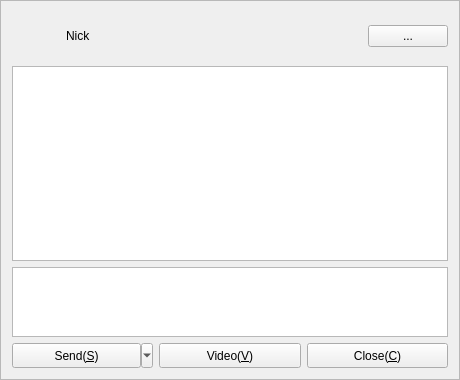
Old version of the form Widgets/FrmMessage/FrmMessage.ui in the repository KangLin/RabbitIm.
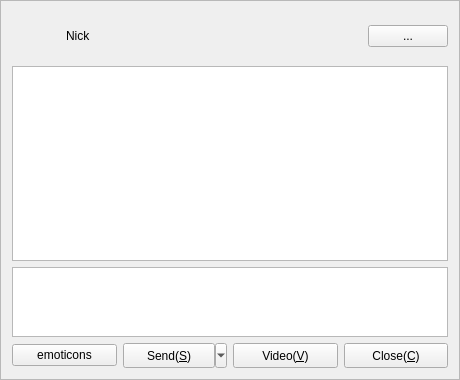
New version of the form. Icons and pictures are not drawn. Custom widgets are drawn as their Qt base class.

```diff
--- a/Widgets/FrmMessage/FrmMessage.ui
+++ b/Widgets/FrmMessage/FrmMessage.ui
@@ -129,6 +129,17 @@
    </item>
    <item row="3" column="0">
     <layout class="QHBoxLayout" name="horizontalLayout">
+     <item>
+      <widget class="QPushButton" name="pbEmoticons">
+       <property name="text">
+        <string>emoticons</string>
+       </property>
+       <property name="icon">
+        <iconset resource="../../Resource/Resource.qrc">
+         <normaloff>:/ui/emoteButton/emoteButton.png</normaloff>:/ui/emoteButton/emoteButton.png</iconset>
+       </property>
+      </widget>
+     </item>
      <item>
       <widget class="QToolButton" name="pbSend">
        <property name="sizePolicy">
```
